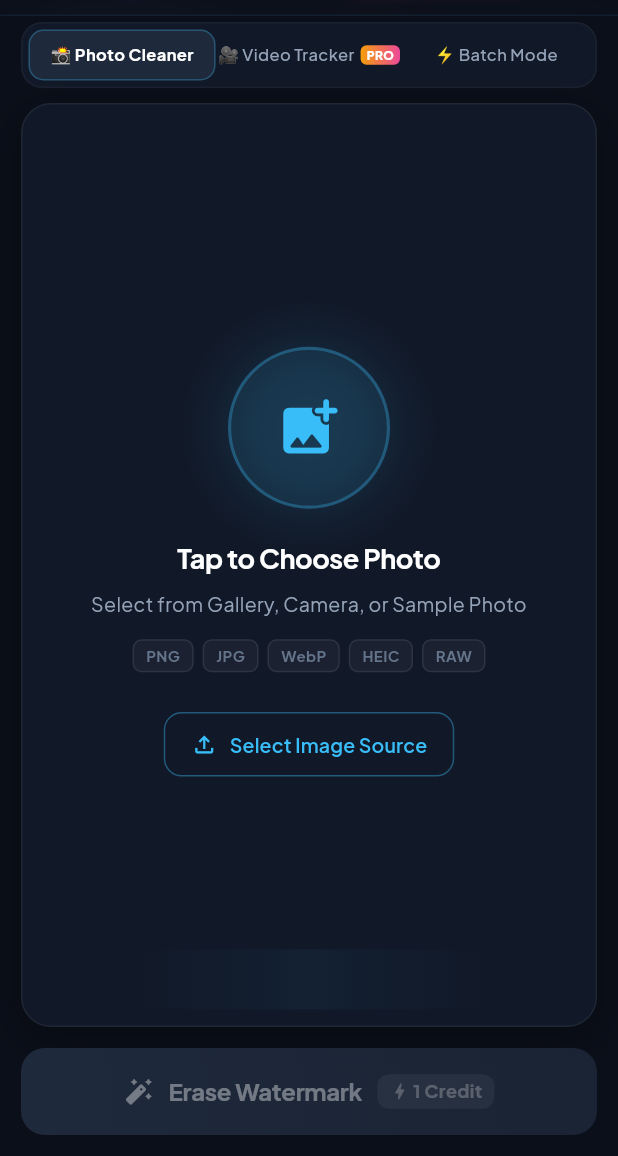
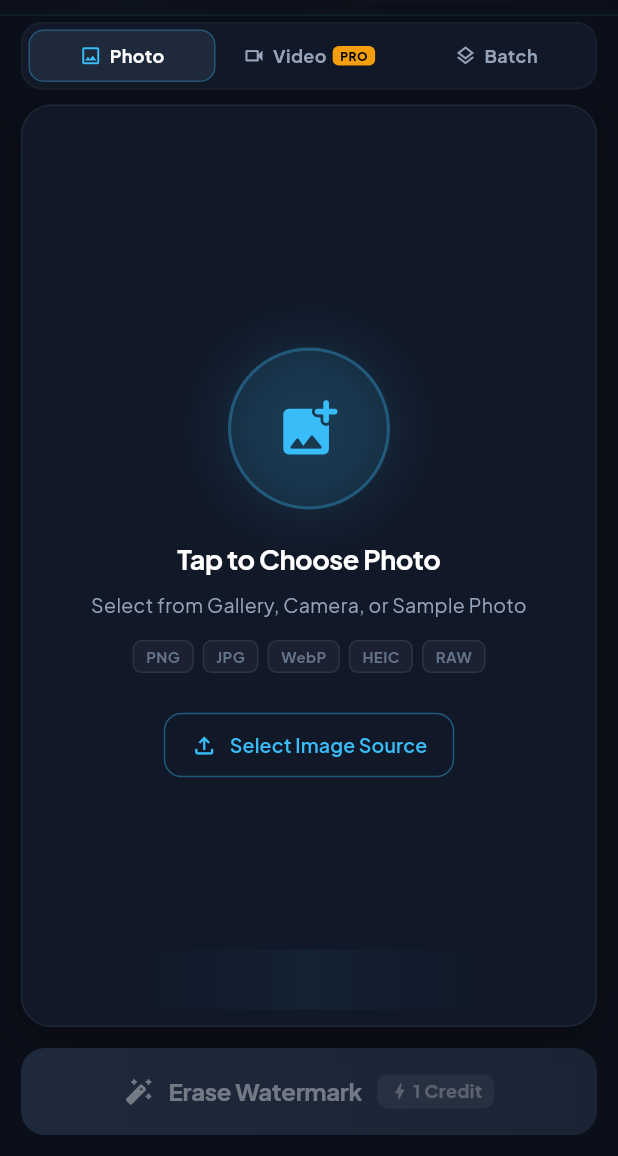
Before and after one commit to techindro/CleanPixel, a Flutter app: the WorkspaceScreen screen opened directly, on a phone screen of 412 x 824 dp, the part 80-1236 px from its top. Run offline on Flutter 3.47's test engine with Material 3 defaults, Android fonts, the phone set to English and light mode, and no system bars; our stand-ins replace google_fonts, image_picker, shared_preferences; missing offline and left inert: purchases_flutter; accounts and stored records are empty.

Commit message:
style: replace emojis with vector icons and simple microcopy

```diff
--- a/frontend/lib/components/pixel_agent_sheet.dart
+++ b/frontend/lib/components/pixel_agent_sheet.dart
@@ -63,7 +63,7 @@ class _PixelAgentSheetState extends State<PixelAgentSheet> {
 
     widget.onAgentAction(
       artifacts.map((e) => e.boundingBox).toList(),
-      "⚡ PixelAgent auto-targeted ${artifacts.length} watermarks & logos.",
+      "PixelAgent auto-targeted ${artifacts.length} watermarks and logos.",
     );
   }
 
@@ -208,7 +208,7 @@ class _PixelAgentSheetState extends State<PixelAgentSheet> {
                           crossAxisAlignment: CrossAxisAlignment.start,
                           children: [
                             Text(
-                              '⚡ Auto-Remove All Watermarks',
+                              'Auto-Remove All Watermarks',
                               style: TextStyle(color: Colors.white, fontWeight: FontWeight.w700, fontSize: 14),
                             ),
                             SizedBox(height: 2),
--- a/frontend/lib/screens/workspace_screen.dart
+++ b/frontend/lib/screens/workspace_screen.dart
@@ -189,7 +189,13 @@ class _WorkspaceScreenState extends State<WorkspaceScreen> with TickerProviderSt
           behavior: SnackBarBehavior.floating,
           shape: RoundedRectangleBorder(borderRadius: BorderRadius.circular(12)),
           margin: const EdgeInsets.all(16),
-          content: const Text('⚠️ 0 Credits Remaining! Upgrade to Pro for unlimited cleans.'),
+          content: const Row(
+            children: [
+              Icon(Icons.info_outline_rounded, color: Colors.white, size: 18),
+              SizedBox(width: 8),
+              Text('0 Credits remaining. Upgrade to Pro for unlimited cleans.'),
+            ],
+          ),
           action: SnackBarAction(
             label: 'Upgrade',
             textColor: Colors.white,
@@ -283,7 +289,7 @@ class _WorkspaceScreenState extends State<WorkspaceScreen> with TickerProviderSt
               children: [
                 const Icon(Icons.check_circle_rounded, color: Colors.white, size: 20),
                 const SizedBox(width: 10),
-                Text('✨ Exported & Saved in ${resolution == ExportResolution.ultra4k ? '4K Ultra' : '2K Quad'}!',
+                Text('Exported and saved in ${resolution == ExportResolution.ultra4k ? '4K Ultra' : '2K Quad'}!',
                     style: const TextStyle(fontWeight: FontWeight.w700)),
               ],
             ),
@@ -727,15 +733,15 @@ class _WorkspaceScreenState extends State<WorkspaceScreen> with TickerProviderSt
       ),
       child: Row(
         children: [
-          _buildModeTab('📸 Photo Cleaner', StudioMode.photo),
-          _buildModeTab('🎥 Video Tracker', StudioMode.video, badge: 'PRO'),
-          _buildModeTab('⚡ Batch Mode', StudioMode.batch),
+          _buildModeTab('Photo', Icons.photo_outlined, StudioMode.photo),
+          _buildModeTab('Video', Icons.videocam_outlined, StudioMode.video, badge: 'PRO'),
+          _buildModeTab('Batch', Icons.layers_outlined, StudioMode.batch),
         ],
       ),
     );
   }
 
-  Widget _buildModeTab(String label, StudioMode mode, {String? badge}) {
+  Widget _buildModeTab(String label, IconData icon, StudioMode mode, {String? badge}) {
     final isSelected = _mode == mode;
     return Expanded(
       child: GestureDetector(
@@ -754,25 +760,35 @@ class _WorkspaceScreenState extends State<WorkspaceScreen> with TickerProviderSt
           child: Row(
             mainAxisAlignment: MainAxisAlignment.center,
             children: [
+              Icon(
+                icon,
+                size: 15,
+                color: isSelected ? const Color(0xFF38BDF8) : const Color(0xFF94A3B8),
+              ),
+              const SizedBox(width: 5),
               Text(
                 label,
                 style: TextStyle(
                   color: isSelected ? Colors.white : const Color(0xFF94A3B8),
-                  fontSize: 11,
-                  fontWeight: isSelected ? FontWeight.w700 : FontWeight.w500,
+                  fontWeight: FontWeight.w700,
+                  fontSize: 12,
                 ),
               ),
               if (badge != null) ...[
                 const SizedBox(width: 4),
                 Container(
-                  padding: const EdgeInsets.symmetric(horizontal: 4, vertical: 1),
+                  padding: const EdgeInsets.symmetric(horizontal: 5, vertical: 1),
                   decoration: BoxDecoration(
-                    gradient: const LinearGradient(colors: [Color(0xFFF59E0B), Color(0xFFEC4899)]),
+                    color: const Color(0xFFF59E0B),
                     borderRadius: BorderRadius.circular(4),
                   ),
                   child: Text(
                     badge,
-                    style: const TextStyle(color: Colors.white, fontSize: 8, fontWeight: FontWeight.w900),
+                    style: const TextStyle(
+                      color: Colors.black,
+                      fontWeight: FontWeight.w900,
+                      fontSize: 8,
+                    ),
                   ),
                 ),
               ],
--- a/frontend/lib/services/locale_service.dart
+++ b/frontend/lib/services/locale_service.dart
@@ -5,14 +5,14 @@ class LanguageModel {
   final String code;
   final String name;
   final String nativeName;
-  final String flag;
+  final String tag;
   final String region;
 
   const LanguageModel({
     required this.code,
     required this.name,
     required this.nativeName,
-    required this.flag,
+    required this.tag,
     required this.region,
   });
 }
@@ -23,30 +23,30 @@ class LocaleService {
 
   static const List<LanguageModel> supportedLanguages = [
     // Global Languages
-    LanguageModel(code: 'en', name: 'English', nativeName: 'English (US)', flag: '🇺🇸', region: 'Global'),
-    LanguageModel(code: 'es', name: 'Spanish', nativeName: 'Español', flag: '🇪🇸', region: 'Global'),
-    LanguageModel(code: 'fr', name: 'French', nativeName: 'Français', flag: '🇫🇷', region: 'Global'),
-    LanguageModel(code: 'de', name: 'German', nativeName: 'Deutsch', flag: '🇩🇪', region: 'Global'),
-    LanguageModel(code: 'pt', name: 'Portuguese', nativeName: 'Português', flag: '🇧🇷', region: 'Global'),
-    LanguageModel(code: 'ru', name: 'Russian', nativeName: 'Русский', flag: '🇷🇺', region: 'Global'),
-    LanguageModel(code: 'ja', name: 'Japanese', nativeName: '日本語', flag: '🇯🇵', region: 'Global'),
-    LanguageModel(code: 'ko', name: 'Korean', nativeName: '한국어', flag: '🇰🇷', region: 'Global'),
-    LanguageModel(code: 'zh', name: 'Chinese', nativeName: '简体中文', flag: '🇨🇳', region: 'Global'),
-    LanguageModel(code: 'ar', name: 'Arabic', nativeName: 'العربية', flag: '🇸🇦', region: 'Global'),
+    LanguageModel(code: 'en', name: 'English', nativeName: 'English (US)', tag: 'US', region: 'Global'),
+    LanguageModel(code: 'es', name: 'Spanish', nativeName: 'Español', tag: 'ES', region: 'Global'),
+    LanguageModel(code: 'fr', name: 'French', nativeName: 'Français', tag: 'FR', region: 'Global'),
+    LanguageModel(code: 'de', name: 'German', nativeName: 'Deutsch', tag: 'DE', region: 'Global'),
+    LanguageModel(code: 'pt', name: 'Portuguese', nativeName: 'Português', tag: 'PT', region: 'Global'),
+    LanguageModel(code: 'ru', name: 'Russian', nativeName: 'Русский', tag: 'RU', region: 'Global'),
+    LanguageModel(code: 'ja', name: 'Japanese', nativeName: '日本語', tag: 'JP', region: 'Global'),
+    LanguageModel(code: 'ko', name: 'Korean', nativeName: '한국어', tag: 'KR', region: 'Global'),
+    LanguageModel(code: 'zh', name: 'Chinese', nativeName: '简体中文', tag: 'CN', region: 'Global'),
+    LanguageModel(code: 'ar', name: 'Arabic', nativeName: 'العربية', tag: 'AR', region: 'Global'),
 
     // Indian Languages
-    LanguageModel(code: 'hi', name: 'Hindi', nativeName: 'हिन्दी', flag: '🇮🇳', region: 'India'),
-    LanguageModel(code: 'bn', name: 'Bengali', nativeName: 'বাংলা', flag: '🇮🇳', region: 'India'),
-    LanguageModel(code: 'mr', name: 'Marathi', nativeName: 'मराठी', flag: '🇮🇳', region: 'India'),
-    LanguageModel(code: 'te', name: 'Telugu', nativeName: 'తెలుగు', flag: '🇮🇳', region: 'India'),
-    LanguageModel(code: 'ta', name: 'Tamil', nativeName: 'தமிழ்', flag: '🇮🇳', region: 'India'),
-    LanguageModel(code: 'gu', name: 'Gujarati', nativeName: 'ગુજરાતી', flag: '🇮🇳', region: 'India'),
-    LanguageModel(code: 'kn', name: 'Kannada', nativeName: 'ಕನ್ನಡ', flag: '🇮🇳', region: 'India'),
-    LanguageModel(code: 'ml', name: 'Malayalam', nativeName: 'മലയാളം', flag: '🇮🇳', region: 'India'),
-    LanguageModel(code: 'pa', name: 'Punjabi', nativeName: 'ਪੰਜਾਬੀ', flag: '🇮🇳', region: 'India'),
-    LanguageModel(code: 'or', name: 'Odia', nativeName: 'ଓଡ଼ିଆ', flag: '🇮🇳', region: 'India'),
-    LanguageModel(code: 'ur', name: 'Urdu', nativeName: 'اردو', flag: '🇮🇳', region: 'India'),
-    LanguageModel(code: 'as', name: 'Assamese', nativeName: 'অসমীয়া', flag: '🇮🇳', region: 'India'),
+    LanguageModel(code: 'hi', name: 'Hindi', nativeName: 'हिन्दी', tag: 'HI', region: 'India'),
+    LanguageModel(code: 'bn', name: 'Bengali', nativeName: 'বাংলা', tag: 'BN', region: 'India'),
+    LanguageModel(code: 'mr', name: 'Marathi', nativeName: 'मराठी', tag: 'MR', region: 'India'),
+    LanguageModel(code: 'te', name: 'Telugu', nativeName: 'తెలుగు', tag: 'TE', region: 'India'),
+    LanguageModel(code: 'ta', name: 'Tamil', nativeName: 'தமிழ்', tag: 'TA', region: 'India'),
+    LanguageModel(code: 'gu', name: 'Gujarati', nativeName: 'ગુજરાતી', tag: 'GU', region: 'India'),
+    LanguageModel(code: 'kn', name: 'Kannada', nativeName: 'ಕನ್ನಡ', tag: 'KN', region: 'India'),
+    LanguageModel(code: 'ml', name: 'Malayalam', nativeName: 'മലയാളം', tag: 'ML', region: 'India'),
+    LanguageModel(code: 'pa', name: 'Punjabi', nativeName: 'ਪੰਜਾਬੀ', tag: 'PA', region: 'India'),
+    LanguageModel(code: 'or', name: 'Odia', nativeName: 'ଓଡ଼ିଆ', tag: 'OR', region: 'India'),
+    LanguageModel(code: 'ur', name: 'Urdu', nativeName: 'اردو', tag: 'UR', region: 'India'),
+    LanguageModel(code: 'as', name: 'Assamese', nativeName: 'অসমীয়া', tag: 'AS', region: 'India'),
   ];
 
   static final Map<String, Map<String, String>> _translations = {
```
Also changed, not shown: frontend/lib/components/language_selector_dialog.dart (+24 -1 lines), frontend/lib/screens/auth_screen.dart (+24 -10 lines), frontend/lib/screens/history_screen.dart (+11 -3 lines), frontend/lib/screens/premium_screen.dart (+7 -1 lines), frontend/lib/screens/settings_screen.dart (+16 -4 lines), frontend/lib/services/update_service.dart (+11 -3 lines).
